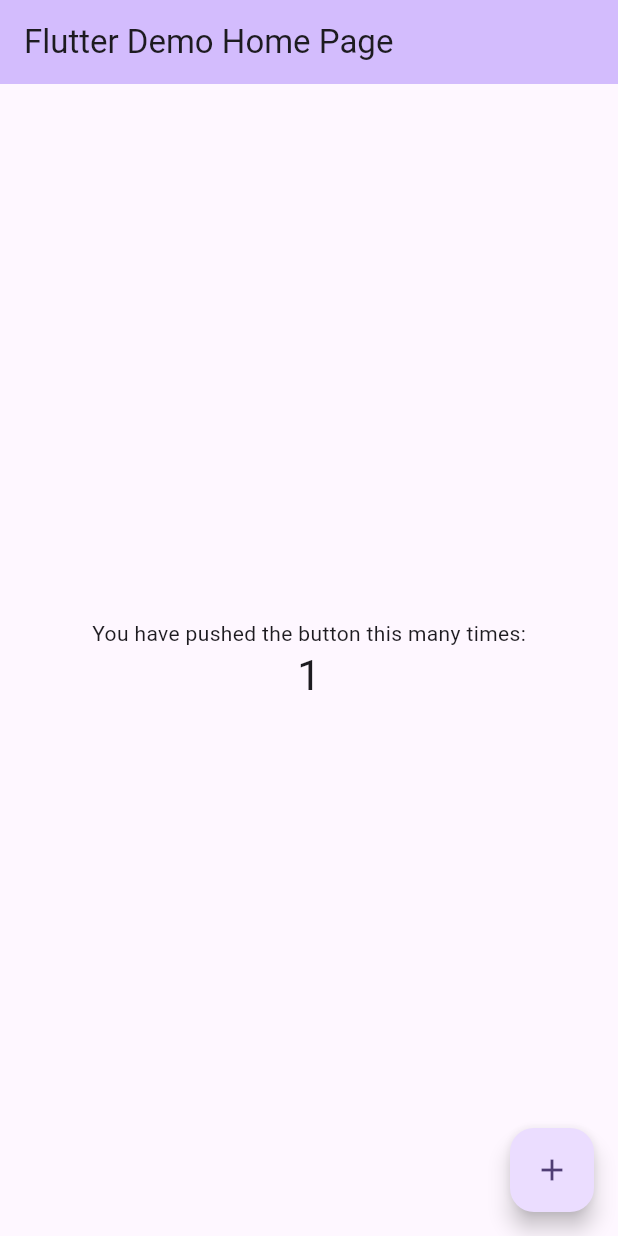
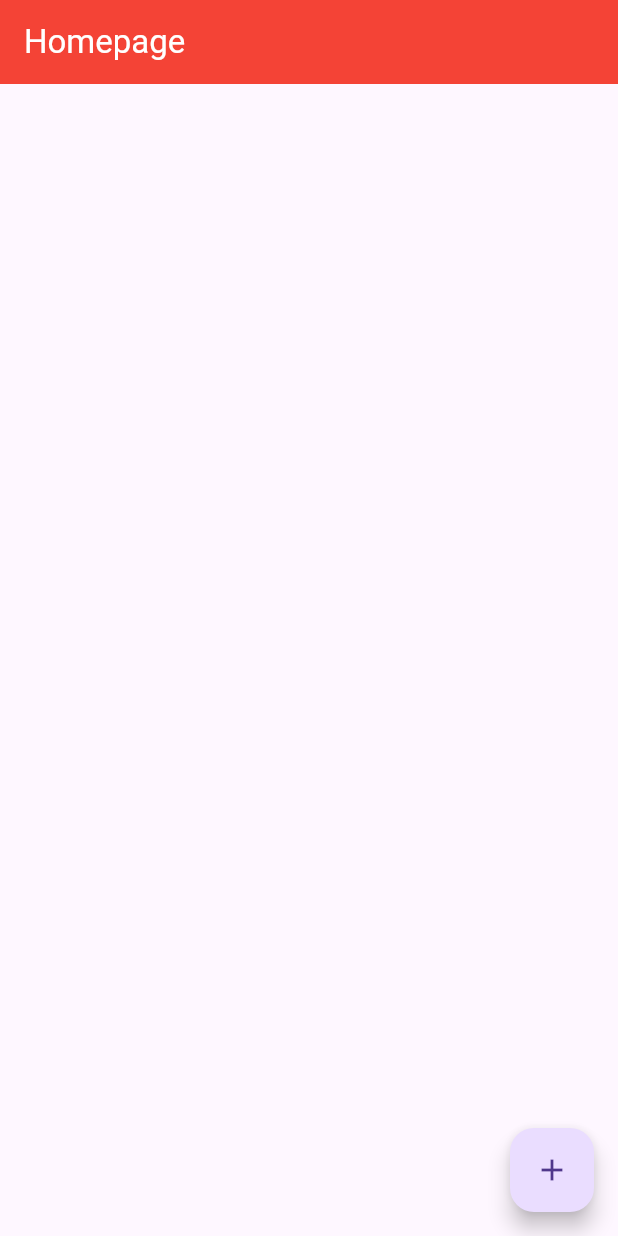
Before and after one commit to RyotaKim/SDCA-IT-ELEC4-Flutter, a Flutter app: the screen it shows after launch, after a tap on the "add" icon, on a phone screen of 412 x 824 dp. Run offline on Flutter 3.47's test engine with Material 3 defaults, Android fonts, the phone set to English and light mode, and no system bars.

Commit message:
Add floating action button to home screen

```diff
--- a/lib/main.dart
+++ b/lib/main.dart
@@ -1,122 +1,30 @@
 import 'package:flutter/material.dart';
 
 void main() {
-  runApp(const MyApp());
+  runApp(App());
 }
 
-class MyApp extends StatelessWidget {
-  const MyApp({super.key});
-
-  // This widget is the root of your application.
+class App extends StatelessWidget {
   @override
   Widget build(BuildContext context) {
+    Scaffold homepage = Scaffold(
+      appBar: AppBar(title: Text('Homepage')),
+      floatingActionButton: FloatingActionButton(
+        onPressed:() {
+           // TODO: Implement button
+        },
+        child: const Icon(Icons.add)
+        ),
+    );
+
     return MaterialApp(
-      title: 'Flutter Demo',
+      home: homepage,
       theme: ThemeData(
-        // This is the theme of your application.
-        //
-        // TRY THIS: Try running your application with "flutter run". You'll see
-        // the application has a purple toolbar. Then, without quitting the app,
-        // try changing the seedColor in the colorScheme below to Colors.green
-        // and then invoke "hot reload" (save your changes or press the "hot
-        // reload" button in a Flutter-supported IDE, or press "r" if you used
-        // the command line to start the app).
-        //
-        // Notice that the counter didn't reset back to zero; the application
-        // state is not lost during the reload. To reset the state, use hot
-        // restart instead.
-        //
-        // This works for code too, not just values: Most code changes can be
-        // tested with just a hot reload.
-        colorScheme: ColorScheme.fromSeed(seedColor: Colors.deepPurple),
+        appBarTheme: AppBarTheme(
+          backgroundColor: Colors.red,
+          foregroundColor: Colors.white
+        )
       ),
-      home: const MyHomePage(title: 'Flutter Demo Home Page'),
     );
   }
 }
-
-class MyHomePage extends StatefulWidget {
-  const MyHomePage({super.key, required this.title});
-
-  // This widget is the home page of your application. It is stateful, meaning
-  // that it has a State object (defined below) that contains fields that affect
-  // how it looks.
-
-  // This class is the configuration for the state. It holds the values (in this
-  // case the title) provided by the parent (in this case the App widget) and
-  // used by the build method of the State. Fields in a Widget subclass are
-  // always marked "final".
-
-  final String title;
-
-  @override
-  State<MyHomePage> createState() => _MyHomePageState();
-}
-
-class _MyHomePageState extends State<MyHomePage> {
-  int _counter = 0;
-
-  void _incrementCounter() {
-    setState(() {
-      // This call to setState tells the Flutter framework that something has
-      // changed in this State, which causes it to rerun the build method below
-      // so that the display can reflect the updated values. If we changed
-      // _counter without calling setState(), then the build method would not be
-      // called again, and so nothing would appear to happen.
-      _counter++;
-    });
-  }
-
-  @override
-  Widget build(BuildContext context) {
-    // This method is rerun every time setState is called, for instance as done
-    // by the _incrementCounter method above.
-    //
-    // The Flutter framework has been optimized to make rerunning build methods
-    // fast, so that you can just rebuild anything that needs updating rather
-    // than having to individually change instances of widgets.
-    return Scaffold(
-      appBar: AppBar(
-        // TRY THIS: Try changing the color here to a specific color (to
-        // Colors.amber, perhaps?) and trigger a hot reload to see the AppBar
-        // change color while the other colors stay the same.
-        backgroundColor: Theme.of(context).colorScheme.inversePrimary,
-        // Here we take the value from the MyHomePage object that was created by
-        // the App.build method, and use it to set our appbar title.
-        title: Text(widget.title),
-      ),
-      body: Center(
-        // Center is a layout widget. It takes a single child and positions it
-        // in the middle of the parent.
-        child: Column(
-          // Column is also a layout widget. It takes a list of children and
-          // arranges them vertically. By default, it sizes itself to fit its
-          // children horizontally, and tries to be as tall as its parent.
-          //
-          // Column has various properties to control how it sizes itself and
-          // how it positions its children. Here we use mainAxisAlignment to
-          // center the children vertically; the main axis here is the vertical
-          // axis because Columns are vertical (the cross axis would be
-          // horizontal).
-          //
-          // TRY THIS: Invoke "debug painting" (choose the "Toggle Debug Paint"
-          // action in the IDE, or press "p" in the console), to see the
-          // wireframe for each widget.
-          mainAxisAlignment: MainAxisAlignment.center,
-          children: <Widget>[
-            const Text('You have pushed the button this many times:'),
-            Text(
-              '$_counter',
-              style: Theme.of(context).textTheme.headlineMedium,
-            ),
-          ],
-        ),
-      ),
-      floatingActionButton: FloatingActionButton(
-        onPressed: _incrementCounter,
-        tooltip: 'Increment',
-        child: const Icon(Icons.add),
-      ), // This trailing comma makes auto-formatting nicer for build methods.
-    );
-  }
-}
```
